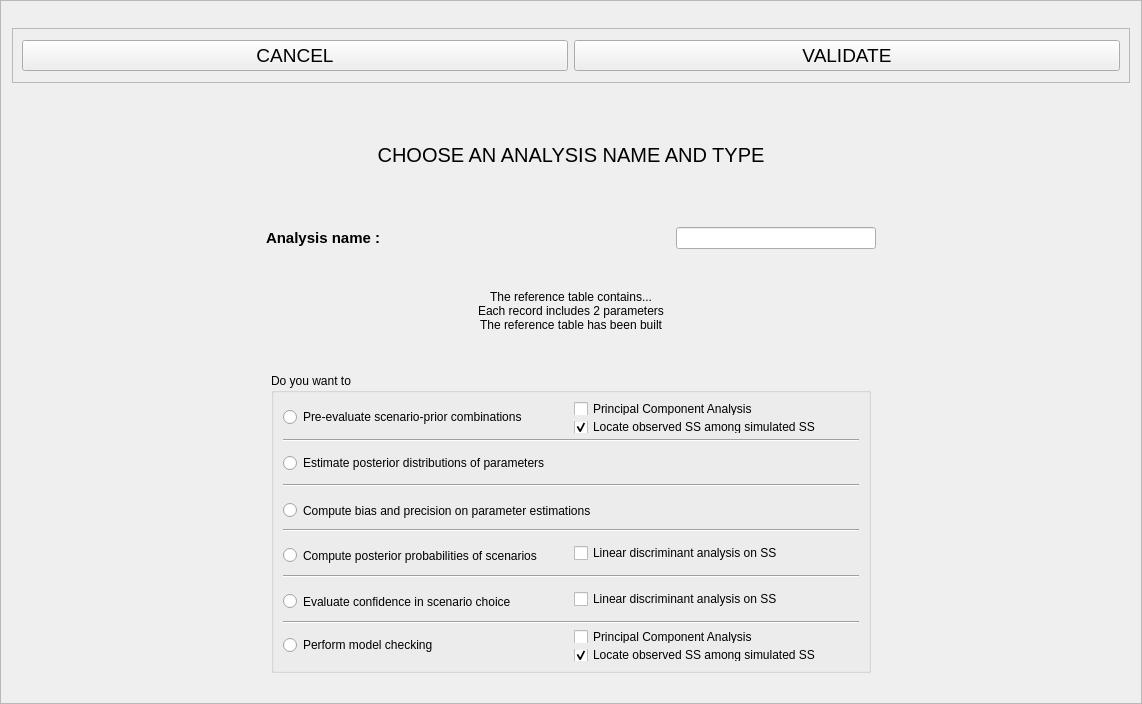
Before: the Qt Designer form python_interface/uis/defineAnalysis.ui in cbgp/diyabc, drawn with Qt 5.
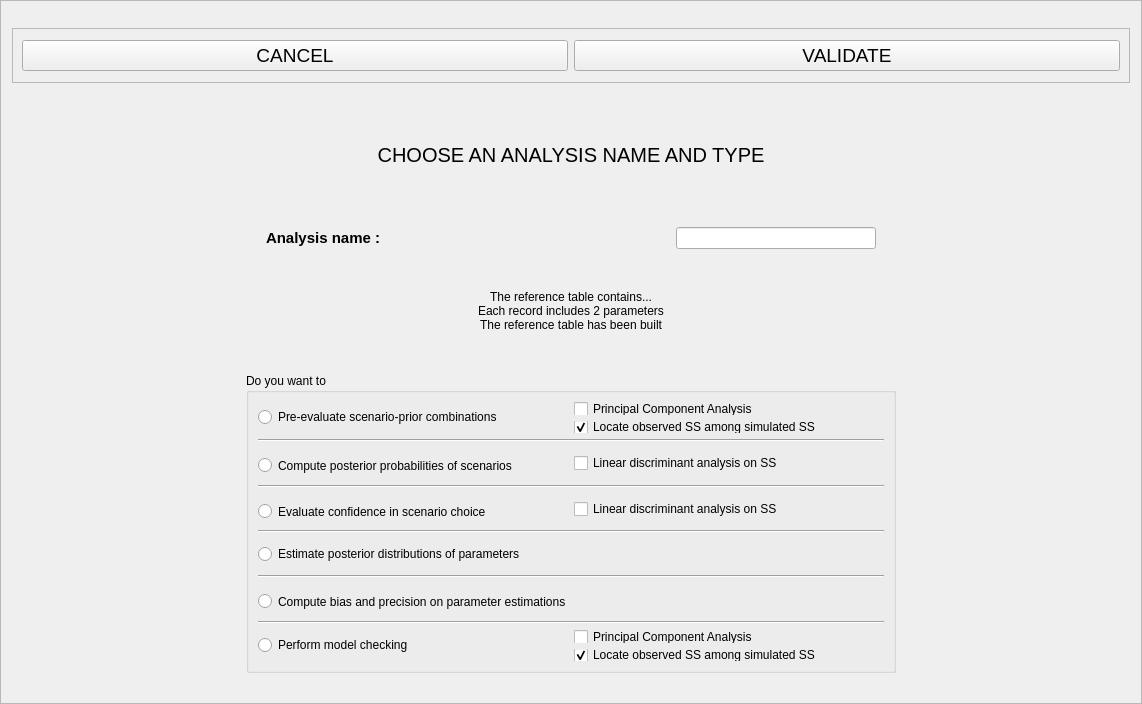
After: the same form once the commit is applied.

Commit message: ordre type analyses

Diff of the .ui file:
```diff
--- a/python_interface/uis/defineAnalysis.ui
+++ b/python_interface/uis/defineAnalysis.ui
@@ -204,13 +204,13 @@
       <widget class="QGroupBox" name="groupBox">
        <property name="minimumSize">
         <size>
-         <width>600</width>
+         <width>650</width>
          <height>300</height>
         </size>
        </property>
        <property name="maximumSize">
         <size>
-         <width>600</width>
+         <width>650</width>
          <height>300</height>
         </size>
        </property>
@@ -260,58 +260,6 @@
           </property>
          </widget>
         </item>
-        <item>
-         <widget class="QRadioButton" name="estimateRadio">
-          <property name="minimumSize">
-           <size>
-            <width>0</width>
-            <height>30</height>
-           </size>
-          </property>
-          <property name="maximumSize">
-           <size>
-            <width>16777215</width>
-            <height>30</height>
-           </size>
-          </property>
-          <property name="text">
-           <string>Estimate posterior distributions of parameters</string>
-          </property>
-         </widget>
-        </item>
-        <item>
-         <widget class="Line" name="line_2">
-          <property name="orientation">
-           <enum>Qt::Horizontal</enum>
-          </property>
-         </widget>
-        </item>
-        <item>
-         <widget class="QRadioButton" name="biasRadio">
-          <property name="minimumSize">
-           <size>
-            <width>0</width>
-            <height>35</height>
-           </size>
-          </property>
-          <property name="maximumSize">
-           <size>
-            <width>16777215</width>
-            <height>35</height>
-           </size>
-          </property>
-          <property name="text">
-           <string>Compute bias and precision on parameter estimations</string>
-          </property>
-         </widget>
-        </item>
-        <item>
-         <widget class="Line" name="line_3">
-          <property name="orientation">
-           <enum>Qt::Horizontal</enum>
-          </property>
-         </widget>
-        </item>
         <item>
          <layout class="QHBoxLayout" name="horizontalLayout_5">
           <item>
@@ -343,7 +291,7 @@
          </layout>
         </item>
         <item>
-         <widget class="Line" name="line_4">
+         <widget class="Line" name="line_3">
           <property name="orientation">
            <enum>Qt::Horizontal</enum>
           </property>
@@ -379,6 +327,58 @@
           </item>
          </layout>
         </item>
+        <item>
+         <widget class="Line" name="line_4">
+          <property name="orientation">
+           <enum>Qt::Horizontal</enum>
+          </property>
+         </widget>
+        </item>
+        <item>
+         <widget class="QRadioButton" name="estimateRadio">
+          <property name="minimumSize">
+           <size>
+            <width>0</width>
+            <height>30</height>
+           </size>
+          </property>
+          <property name="maximumSize">
+           <size>
+            <width>16777215</width>
+            <height>30</height>
+           </size>
+          </property>
+          <property name="text">
+           <string>Estimate posterior distributions of parameters</string>
+          </property>
+         </widget>
+        </item>
+        <item>
+         <widget class="Line" name="line_2">
+          <property name="orientation">
+           <enum>Qt::Horizontal</enum>
+          </property>
+         </widget>
+        </item>
+        <item>
+         <widget class="QRadioButton" name="biasRadio">
+          <property name="minimumSize">
+           <size>
+            <width>0</width>
+            <height>35</height>
+           </size>
+          </property>
+          <property name="maximumSize">
+           <size>
+            <width>16777215</width>
+            <height>35</height>
+           </size>
+          </property>
+          <property name="text">
+           <string>Compute bias and precision on parameter estimations</string>
+          </property>
+         </widget>
+        </item>
         <item>
          <widget class="Line" name="line_5">
           <property name="orientation">
```
The commit also changes 1 other file.
